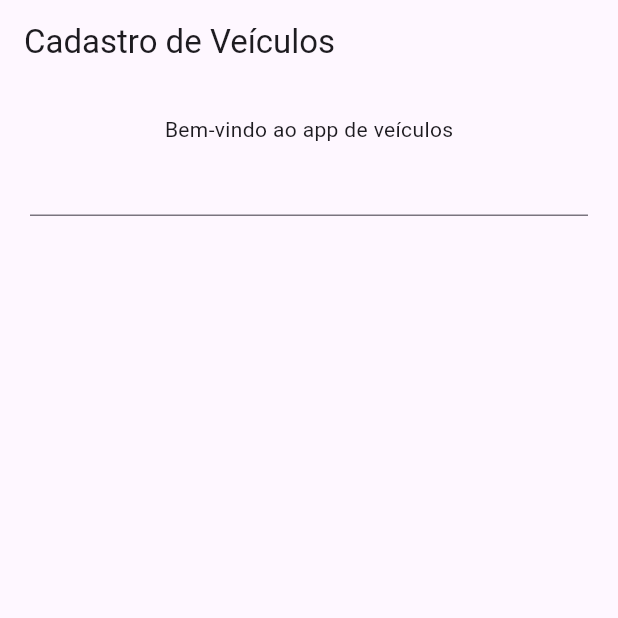
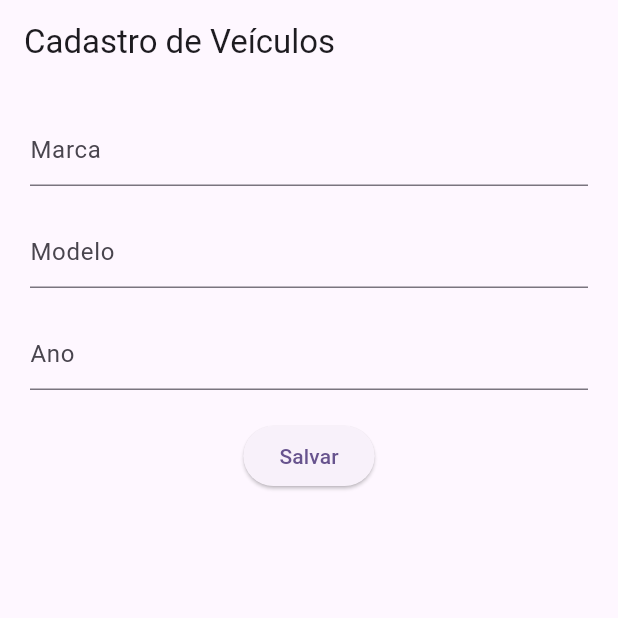
Before and after one commit to Ed4nt/app_veiculos, a Flutter app: the screen it shows after launch, on a phone screen of 412 x 824 dp, the top half of it. Run offline on Flutter 3.47's test engine with Material 3 defaults, Android fonts, the phone set to English and light mode, and no system bars.

Commit message:
Adicionando espacamento entre os campos, hints e botao elevado

```diff
--- a/lib/main.dart
+++ b/lib/main.dart
@@ -1,11 +1,10 @@
 import 'package:flutter/material.dart';
-
 void main() {
   runApp(const MyApp());
 }
 
 class MyApp extends StatelessWidget {
-  const MyApp ({super.key});
+  const MyApp({super.key});
 
   @override
   Widget build(BuildContext context) {
@@ -30,9 +29,11 @@ class MyHomePage extends StatefulWidget {
 
   @override
   State<MyHomePage> createState() => _MyHomePageState();
+
 }
 
 class _MyHomePageState extends State<MyHomePage> {
+
 
   @override
   Widget build(BuildContext context) {
@@ -40,14 +41,38 @@ class _MyHomePageState extends State<MyHomePage> {
       appBar: AppBar(
         title: Text(widget.title),
       ),
-      body: Container(
+      body: Padding(
         padding: EdgeInsets.all(20),
           child: Column(
             children: [
-              Text('Bem-vindo ao app de veículos'),
               TextField(
+                  decoration: InputDecoration(
+                    hintText: 'Marca'
+                  ),
+                ),
 
-              )
+              SizedBox(height: 20,),
+
+              TextField(
+                decoration: InputDecoration(
+                  hintText: 'Modelo'
+                ),
+              ),
+
+              SizedBox(height: 20,),
+
+              TextField(
+                  decoration: InputDecoration(
+                    hintText: 'Ano'
+                  ),
+                ),
+
+              SizedBox(height: 20,),
+
+              ElevatedButton(
+                  onPressed: () {},
+                  child: Text('Salvar'),
+                ),
             ],
           )
       ),
```
